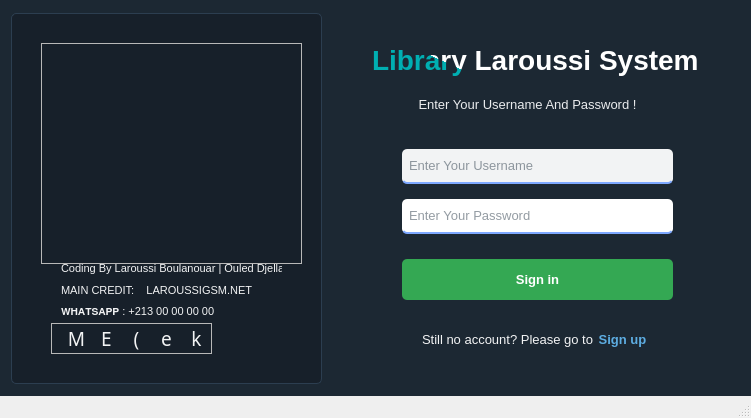
First picture: the form in Login.ui, repository devloperltd/PyQt5_Inventory_Management_System, before the edit.
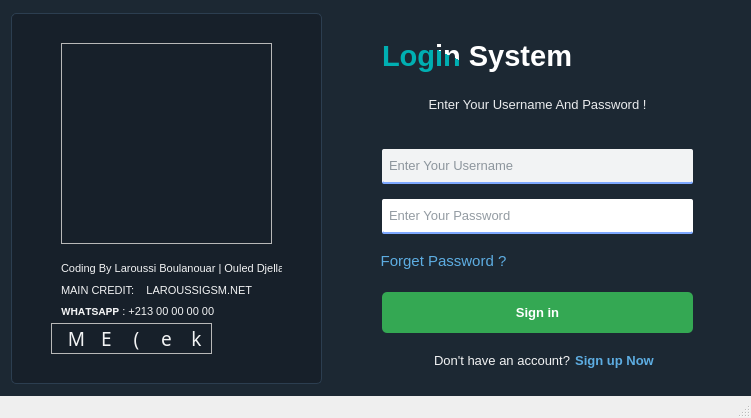
Second picture: the form after the edit. Icons and pictures are not drawn.

```diff
--- a/Login.ui
+++ b/Login.ui
@@ -67,15 +67,14 @@
      <widget class="QFrame" name="frame_3">
       <property name="geometry">
        <rect>
-        <x>30</x>
+        <x>50</x>
         <y>30</y>
-        <width>261</width>
-        <height>221</height>
+        <width>211</width>
+        <height>201</height>
        </rect>
       </property>
       <property name="styleSheet">
-       <string notr="true">image: url(:/icons/7792401.png);
-background-color:0;</string>
+       <string notr="true">background-image: url(:/images/Images/login.png);</string>
       </property>
       <property name="frameShape">
        <enum>QFrame::StyledPanel</enum>
@@ -385,16 +384,16 @@
      <widget class="QLabel" name="label_2">
       <property name="geometry">
        <rect>
-        <x>50</x>
-        <y>30</y>
-        <width>341</width>
+        <x>60</x>
+        <y>26</y>
+        <width>211</width>
         <height>61</height>
        </rect>
       </property>
       <property name="font">
        <font>
         <family>MS Shell Dlg 2</family>
-        <pointsize>21</pointsize>
+        <pointsize>22</pointsize>
         <weight>75</weight>
         <bold>true</bold>
        </font>
@@ -404,13 +403,13 @@
 color: qlineargradient(spread:pad, x1:0.961, y1:0.091, x2:1, y2:0.00568182, stop:0.409091 rgba(0, 175, 178, 255), stop:1 rgba(255, 255, 255, 255));</string>
       </property>
       <property name="text">
-       <string>Library Laroussi System </string>
+       <string>Login System</string>
       </property>
      </widget>
      <widget class="QLabel" name="msg_label">
       <property name="geometry">
        <rect>
-        <x>70</x>
+        <x>80</x>
         <y>90</y>
         <width>271</width>
         <height>31</height>
@@ -437,9 +436,9 @@
      <widget class="QPushButton" name="login_Btn">
       <property name="geometry">
        <rect>
-        <x>80</x>
-        <y>260</y>
-        <width>271</width>
+        <x>60</x>
+        <y>293</y>
+        <width>311</width>
         <height>41</height>
        </rect>
       </property>
@@ -480,9 +479,9 @@
      <widget class="QLineEdit" name="login_username">
       <property name="geometry">
        <rect>
-        <x>80</x>
+        <x>60</x>
         <y>150</y>
-        <width>271</width>
+        <width>311</width>
         <height>35</height>
        </rect>
       </property>
@@ -507,7 +506,7 @@
 color: #273746 ;
 border: none;
 border-bottom: 2px solid rgb(125, 168, 255);
-border-radius: 5px;
+border-radius: 2px;
 padding: 5px;
 padding-left: 5px;</string>
       </property>
@@ -521,9 +520,9 @@
      <widget class="QLineEdit" name="login_password">
       <property name="geometry">
        <rect>
-        <x>80</x>
+        <x>60</x>
         <y>200</y>
-        <width>271</width>
+        <width>311</width>
         <height>35</height>
        </rect>
       </property>
@@ -546,7 +545,7 @@
 color: #273746 ;
 border: none;
 border-bottom: 2px solid rgb(125, 168, 255);
-border-radius: 5px;
+border-radius: 2px;
 padding: 5px;
 padding-left: 5px;</string>
       </property>
@@ -560,9 +559,9 @@
      <widget class="QLabel" name="label_7">
       <property name="geometry">
        <rect>
-        <x>100</x>
-        <y>330</y>
-        <width>181</width>
+        <x>112</x>
+        <y>351</y>
+        <width>141</width>
         <height>21</height>
        </rect>
       </property>
@@ -579,15 +578,15 @@
 background-color: 0;</string>
       </property>
       <property name="text">
-       <string>Still no account? Please go to </string>
+       <string>Don't have an account?</string>
       </property>
      </widget>
      <widget class="QPushButton" name="SignUp_Button">
       <property name="geometry">
        <rect>
-        <x>270</x>
-        <y>329</y>
-        <width>61</width>
+        <x>252</x>
+        <y>350</y>
+        <width>81</width>
         <height>23</height>
        </rect>
       </property>
@@ -613,15 +612,15 @@
 }</string>
       </property>
       <property name="text">
-       <string>Sign up</string>
+       <string>Sign up Now</string>
       </property>
      </widget>
      <widget class="QPushButton" name="Show_pass">
       <property name="geometry">
        <rect>
-        <x>311</x>
-        <y>206</y>
-        <width>31</width>
+        <x>330</x>
+        <y>203</y>
+        <width>28</width>
         <height>23</height>
        </rect>
       </property>
@@ -649,9 +648,9 @@
      <widget class="QPushButton" name="Hide_pass">
       <property name="geometry">
        <rect>
-        <x>311</x>
-        <y>206</y>
-        <width>31</width>
+        <x>330</x>
+        <y>203</y>
+        <width>28</width>
         <height>23</height>
        </rect>
       </property>
@@ -679,6 +678,40 @@
        <string/>
       </property>
      </widget>
+     <widget class="QPushButton" name="Forget_Pass_Button">
+      <property name="geometry">
+       <rect>
+        <x>51</x>
+        <y>250</y>
+        <width>141</width>
+        <height>23</height>
+       </rect>
+      </property>
+      <property name="font">
+       <font>
+        <pointsize>11</pointsize>
+        <weight>50</weight>
+        <bold>false</bold>
+       </font>
+      </property>
+      <property name="cursor">
+       <cursorShape>PointingHandCursor</cursorShape>
+      </property>
+      <property name="styleSheet">
+       <string notr="true">QPushButton{
+  color: rgb(93, 173, 226);
+	background-color:0;
+border:0;
+}
+QPushButton::pressed{
+	padding-left:2px;
+	padding-top: 2px;
+}</string>
+      </property>
+      <property name="text">
+       <string>Forget Password ?</string>
+      </property>
+     </widget>
     </widget>
    </widget>
   </widget>
```
Left out of the diff: 26 changed lines with no effect on the pictures.
